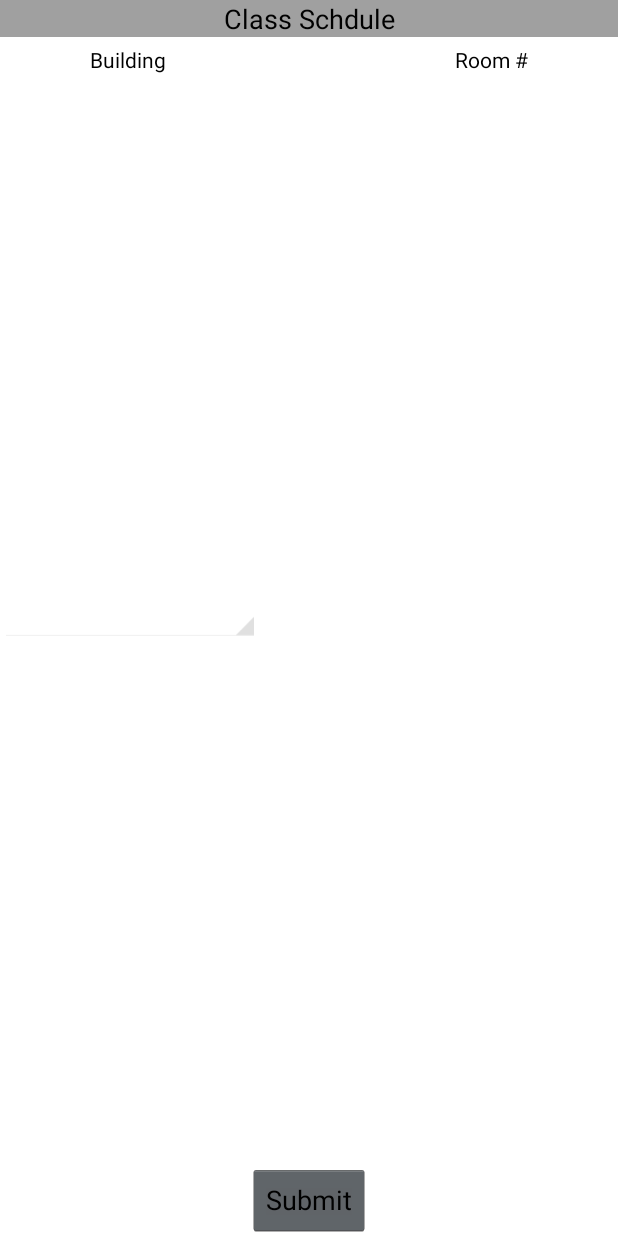
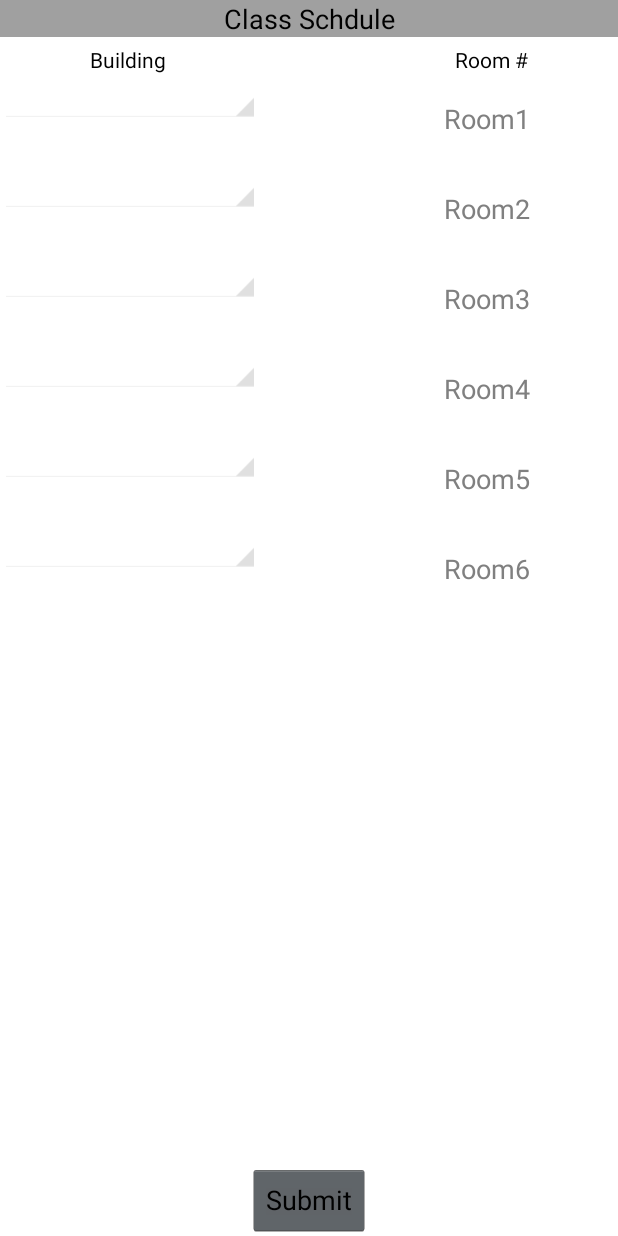
Before and after one commit to ddesimio/WSU_ARIA, an Android app: the scheduleActivity screen opened directly, with no data from a screen before it, on a phone screen of 412 x 824 dp. Run offline under Robolectric (Android 15) with nearby library versions, the phone set to English and light mode, and no system bars.

```diff
--- a/app/src/main/java/mwdindustries/aria/scheduleActivity.java
+++ b/app/src/main/java/mwdindustries/aria/scheduleActivity.java
@@ -17,7 +17,7 @@ import android.widget.Toast;
 public class scheduleActivity extends Activity implements AdapterView.OnItemSelectedListener {
 
 
-    private Spinner spinner1;
+    private Spinner spinner1, spinner2, spinner3, spinner4, spinner5, spinner6;
     private Button btnSubmit;
 
     //building list
@@ -59,7 +59,15 @@ public class scheduleActivity extends Activity implements AdapterView.OnItemSele
 
     private void addListenerOnButton() {
         spinner1 = (Spinner) findViewById(R.id.spinner1);
+        spinner2 = (Spinner) findViewById(R.id.spinner2);
+        spinner3 = (Spinner) findViewById(R.id.spinner3);
+        spinner4 = (Spinner) findViewById(R.id.spinner4);
+        spinner5 = (Spinner) findViewById(R.id.spinner5);
+        spinner6 = (Spinner) findViewById(R.id.spinner6);
+
         btnSubmit = (Button) findViewById(R.id.btnSubmit);
+
+        // FROM HERE DOWN STILL NEED TO INCLUDE THE OTHER FIVE SPINNERS
 
         btnSubmit.setOnClickListener(new OnClickListener() {
 
--- a/app/src/main/res/layout/activity_schedule.xml
+++ b/app/src/main/res/layout/activity_schedule.xml
@@ -44,9 +44,6 @@
         android:id="@+id/roomNum"
         android:layout_gravity="right|top"
         android:textColor="#ff000000"
-        android:layout_below="@+id/textView"
-        android:layout_alignParentRight="true"
-        android:layout_alignParentEnd="true"
         android:layout_marginRight="60dp"
         android:layout_marginTop="30dp"/>
 
@@ -65,8 +62,125 @@
         android:layout_height="wrap_content"
         android:entries="@array/buildingChoices"
         android:prompt="@string/Building1"
-        android:layout_gravity="left|center_vertical"
-        android:spinnerMode="dropdown" />
+        android:layout_gravity="left|top"
+        android:spinnerMode="dropdown"
+        android:textColor="#ff000000"
+        android:layout_marginTop="50dp"/>
+
+    <Spinner
+        android:id="@+id/spinner2"
+        android:layout_width="173dp"
+        android:layout_height="wrap_content"
+        android:entries="@array/buildingChoices"
+        android:prompt="@string/Building2"
+        android:layout_gravity="left|top"
+        android:spinnerMode="dropdown"
+        android:textColor="#ff000000"
+        android:layout_marginTop="110dp"/>
+
+    <Spinner
+        android:id="@+id/spinner3"
+        android:layout_width="173dp"
+        android:layout_height="wrap_content"
+        android:entries="@array/buildingChoices"
+        android:prompt="@string/Building3"
+        android:layout_gravity="left|top"
+        android:spinnerMode="dropdown"
+        android:textColor="#ff000000"
+        android:layout_marginTop="170dp"/>
+
+    <Spinner
+        android:id="@+id/spinner4"
+        android:layout_width="173dp"
+        android:layout_height="wrap_content"
+        android:entries="@array/buildingChoices"
+        android:prompt="@string/Building4"
+        android:layout_gravity="left|top"
+        android:spinnerMode="dropdown"
+        android:textColor="#ff000000"
+        android:layout_marginTop="230dp"/>
+
+    <Spinner
+        android:id="@+id/spinner5"
+        android:layout_width="173dp"
+        android:layout_height="wrap_content"
+        android:entries="@array/buildingChoices"
+        android:prompt="@string/Building5"
+        android:layout_gravity="left|top"
+        android:spinnerMode="dropdown"
+        android:textColor="#ff000000"
+        android:layout_marginTop="290dp"/>
+
+    <Spinner
+        android:id="@+id/spinner6"
+        android:layout_width="173dp"
+        android:layout_height="wrap_content"
+        android:entries="@array/buildingChoices"
+        android:prompt="@string/Building6"
+        android:layout_gravity="left|top"
+        android:spinnerMode="dropdown"
+        android:textColor="#ff000000"
+        android:layout_marginTop="350dp"/>
+
+    <EditText
+        android:layout_width="128dp"
+        android:layout_height="wrap_content"
+        android:inputType="number"
+        android:ems="10"
+        android:id="@+id/Room1"
+        android:layout_gravity="right|top"
+        android:hint="Room1"
+        android:layout_marginTop="60dp"/>
+
+    <EditText
+        android:layout_width="128dp"
+        android:layout_height="wrap_content"
+        android:inputType="number"
+        android:ems="10"
+        android:id="@+id/Room2"
+        android:layout_gravity="right|top"
+        android:hint="Room2"
+        android:layout_marginTop="120dp"/>
+
+    <EditText
+        android:layout_width="128dp"
+        android:layout_height="wrap_content"
+        android:inputType="number"
+        android:ems="10"
+        android:id="@+id/Room3"
+        android:layout_gravity="right|top"
+        android:hint="Room3"
+        android:layout_marginTop="180dp"/>
+
+    <EditText
+        android:layout_width="128dp"
+        android:layout_height="wrap_content"
+        android:inputType="number"
+        android:ems="10"
+        android:id="@+id/Room4"
+        android:layout_gravity="right|top"
+        android:hint="Room4"
+        android:layout_marginTop="240dp"/>
+
+    <EditText
+        android:layout_width="128dp"
+        android:layout_height="wrap_content"
+        android:inputType="number"
+        android:ems="10"
+        android:id="@+id/Room5"
+        android:layout_gravity="right|top"
+        android:hint="Room5"
+        android:layout_marginTop="300dp"/>
+
+    <EditText
+        android:layout_width="128dp"
+        android:layout_height="wrap_content"
+        android:inputType="number"
+        android:ems="10"
+        android:id="@+id/Room6"
+        android:layout_gravity="right|top"
+        android:hint="Room6"
+        android:layout_marginTop="360dp"/>
 
     <!--
 
--- a/app/src/main/res/values/strings.xml
+++ b/app/src/main/res/values/strings.xml
@@ -19,5 +19,10 @@
     <string name="Submit">Submit</string>
     <string name="Room">Room #</string>
     <string name="Building1" />
+    <string name="Building2">Building2</string>
+    <string name="Building3">Building3</string>
+    <string name="Building4">Building4</string>
+    <string name="Building5">Building5</string>
+    <string name="Building6">Building6</string>
 
 </resources>
```
